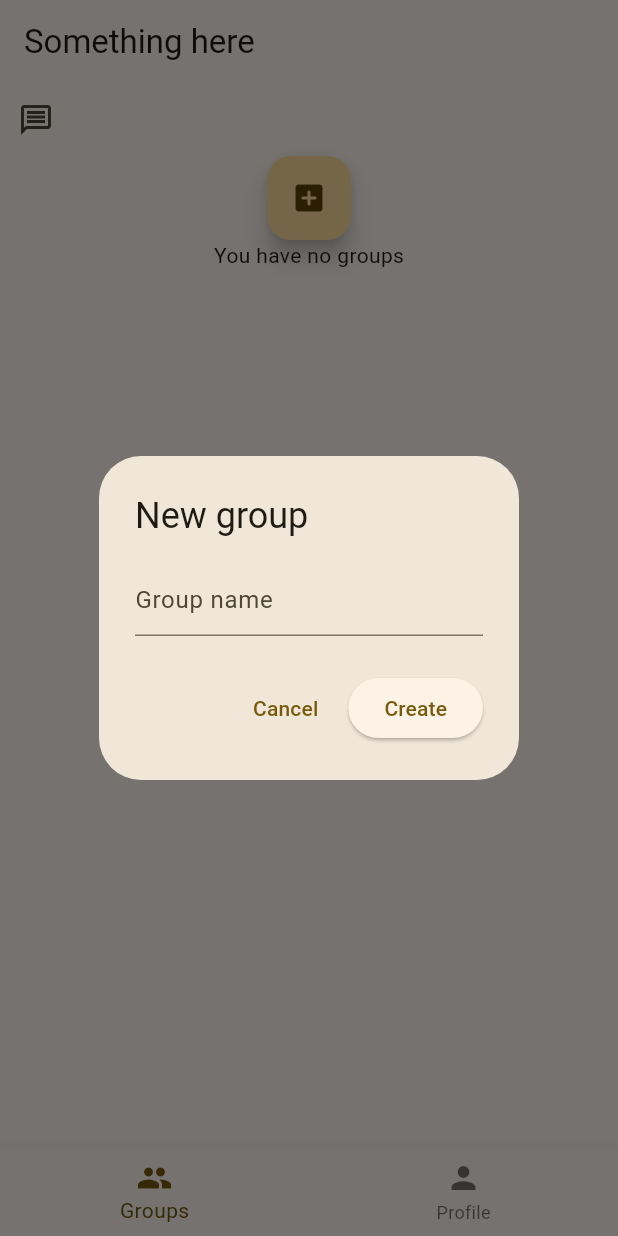
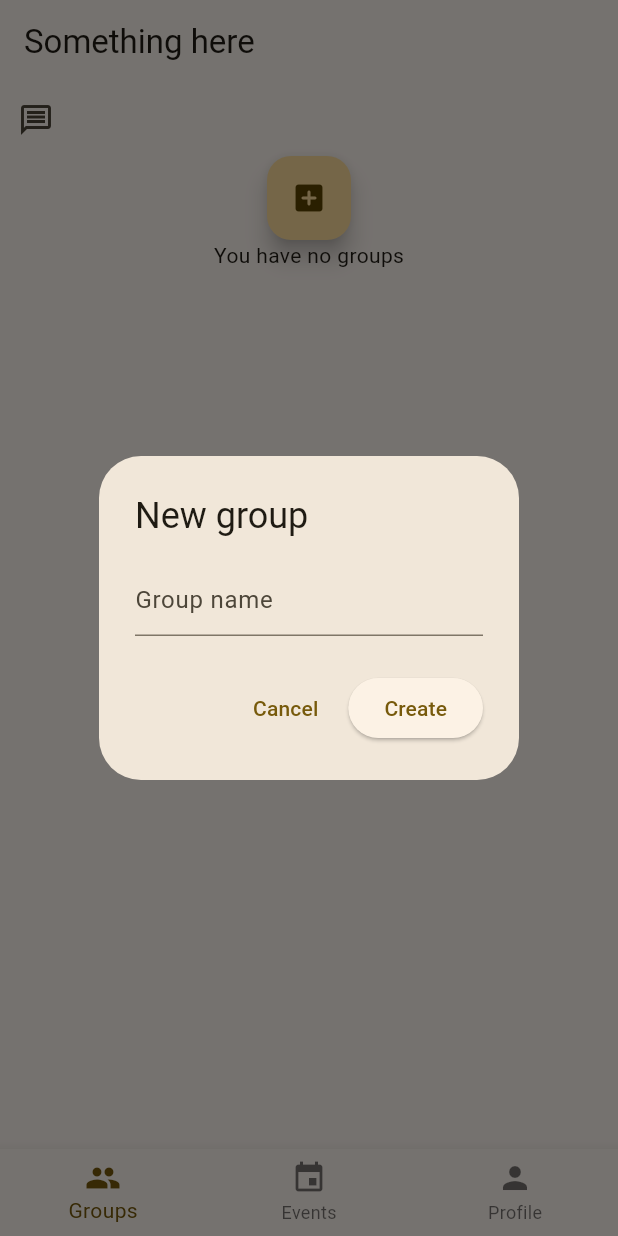
Before and after one commit to NazarHorodetskyi/event_scheduler, a Flutter app: the screen it shows once a user with an empty profile is signed in, after a tap on the "add box" icon, on a phone screen of 412 x 824 dp. Run offline on Flutter 3.47's test engine with Material 3 defaults, Android fonts, the phone set to English and light mode, and no system bars; our stand-ins replace cloud_firestore, firebase_auth, firebase_core, flutter_riverpod; accounts and stored records are empty.

Commit message:
user events screen + providers invalidation

```diff
--- a/lib/Screens/groups_screen.dart
+++ b/lib/Screens/groups_screen.dart
@@ -1,5 +1,6 @@
 import 'package:event_scheduler/other/exceptions.dart';
 import 'package:event_scheduler/providers/auth_service_provider.dart';
+import 'package:event_scheduler/providers/event_service_provider.dart';
 import 'package:event_scheduler/providers/firebase_providers.dart';
 import 'package:event_scheduler/providers/group_service_provider.dart';
 import 'package:event_scheduler/providers/invite_service_provider.dart';
@@ -206,9 +207,10 @@ class _GroupsScreenState extends ConsumerState<GroupsScreen> {
                   final groupService = ref.read(groupServiceProvider);
 
                   await groupService.leaveGroup(groupId);
-                  if (context.mounted) Navigator.pop(dialogContext);
+                  if (dialogContext.mounted) Navigator.pop(dialogContext);
 
                   ref.invalidate(userGroupsProvider);
+                  ref.invalidate(userEventsProvider);
 
                   if (context.mounted) {
                     ScaffoldMessenger.of(context).showSnackBar(
--- a/lib/Screens/main_screen.dart
+++ b/lib/Screens/main_screen.dart
@@ -1,5 +1,6 @@
 import 'package:event_scheduler/screens/groups_screen.dart';
 import 'package:event_scheduler/screens/profile_screen.dart';
+import 'package:event_scheduler/screens/user_events_screen.dart';
 import 'package:flutter/material.dart';
 
 class MainScreen extends StatefulWidget {
@@ -12,7 +13,11 @@ class MainScreen extends StatefulWidget {
 class _MainScreenState extends State<MainScreen> {
   int _currentIndex = 0;
 
-  final List<Widget> _screens = [const GroupsScreen(), const ProfileScreen()];
+  final List<Widget> _screens = [
+    const GroupsScreen(),
+    const UserEventsScreen(),
+    const ProfileScreen(),
+  ];
 
   @override
   Widget build(BuildContext context) {
@@ -27,6 +32,7 @@ class _MainScreenState extends State<MainScreen> {
         },
         items: const [
           BottomNavigationBarItem(icon: Icon(Icons.group), label: 'Groups'),
+          BottomNavigationBarItem(icon: Icon(Icons.event), label: "Events"),
           BottomNavigationBarItem(icon: Icon(Icons.person), label: 'Profile'),
         ],
       ),
--- a/lib/Screens/profile_screen.dart
+++ b/lib/Screens/profile_screen.dart
@@ -1,4 +1,5 @@
 import 'package:event_scheduler/providers/auth_service_provider.dart';
+import 'package:event_scheduler/providers/group_service_provider.dart';
 import 'package:event_scheduler/providers/user_profie_provider.dart';
 import 'package:event_scheduler/screens/profile_editing_screen.dart';
 import 'package:flutter/material.dart';
@@ -33,6 +34,8 @@ class ProfileScreen extends ConsumerWidget {
                   ),
                 );
 
+                if (result == true) ref.invalidate(groupParticipantsProvider);
+
                 if (result == true && context.mounted) {
                   ScaffoldMessenger.of(context).showSnackBar(
                     SnackBar(
--- /dev/null
+++ b/lib/Screens/user_events_screen.dart
@@ -0,0 +1,57 @@
+import 'package:event_scheduler/providers/event_service_provider.dart';
+import 'package:flutter/material.dart';
+import 'package:flutter_riverpod/flutter_riverpod.dart';
+
+class UserEventsScreen extends ConsumerWidget {
+  const UserEventsScreen({super.key});
+
+  @override
+  Widget build(BuildContext context, WidgetRef ref) {
+    Future<void> refresh() async {
+      await Future.wait([ref.refresh(userEventsProvider.future)]);
+    }
+
+    final userEvents = ref.watch(userEventsProvider);
+    return Scaffold(
+      appBar: AppBar(title: Text("Your events")),
+      body: RefreshIndicator(
+        onRefresh: refresh,
+        child: SingleChildScrollView(
+          physics: AlwaysScrollableScrollPhysics(),
+          child: userEvents.when(
+            error: (error, stackTrace) => Center(child: Text("Error: $error")),
+
+            loading: () => Center(child: CircularProgressIndicator()),
+            data: (events) {
+              if (events.isEmpty) {
+                return Center(child: Text("You have no events"));
+              }
+
+              return ListView.builder(
+                shrinkWrap: true,
+                physics: NeverScrollableScrollPhysics(),
+                itemCount: events.length,
+                itemBuilder: (context, index) {
+                  return Card(
+                    margin: EdgeInsets.all(8.0),
+                    child: ListTile(
+                      title: Column(
+                        children: [
+                          Padding(
+                            padding: const EdgeInsets.all(8.0),
+                            child: Text(events[index].title),
+                          ),
+                          Text("from group ${events[index].groupName}"),
+                        ],
+                      ),
+                    ),
+                  );
+                },
+              );
+            },
+          ),
+        ),
+      ),
+    );
+  }
+}
--- a/lib/TODO.txt
+++ b/lib/TODO.txt
@@ -1,9 +1,7 @@
 PICK ANY AND FUCKING DOOOO
 
 ТЕПЕРІШНЯ ТАСКА (Будь-яка)
-    - РЕФАКТОРИНГ
-    - Подивитись до своїх провайдерів
-    - Оновлення ніку
+
 МАЙБУТНІ ТАСКИ
 - Викидання учасників
 - Обмеження на кількість учасників у групі та кількість подій
--- a/lib/models/database_event_model.dart
+++ b/lib/models/database_event_model.dart
@@ -26,9 +26,9 @@ class EventModel {
     this.editTime,
   });
 
-  factory EventModel.fromMap(Map<String, dynamic> map, String documentId) {
+  factory EventModel.fromMap(Map<String, dynamic> map) {
     return EventModel(
-      eventId: documentId,
+      eventId: map[FirebaseConstants.eventId],
       groupId: map[FirebaseConstants.eventGroupId] ?? '',
       groupName: map[FirebaseConstants.eventGroupName] ?? "",
       creatorId: map[FirebaseConstants.eventOwnerId] ?? '',
--- a/lib/providers/event_service_provider.dart
+++ b/lib/providers/event_service_provider.dart
@@ -1,5 +1,6 @@
 import 'package:event_scheduler/models/database_event_model.dart';
 import 'package:event_scheduler/providers/firebase_providers.dart';
+import 'package:event_scheduler/providers/group_service_provider.dart';
 import 'package:event_scheduler/services/event_service.dart';
 import 'package:flutter_riverpod/flutter_riverpod.dart';
 
@@ -14,5 +15,13 @@ final groupEventsProvider = FutureProvider.family<List<EventModel>, String>((
 ) async {
   final eventService = ref.watch(eventServiceProvider);
 
-  return eventService.getAllEvents(groupId: groupId);
+  return eventService.getGroupEvents(groupId: groupId);
 });
+
+final userEventsProvider = FutureProvider<List<EventModel>>((ref) async {
+  final userGroups = await ref.watch(userGroupsProvider.future);
+  final groupsId = userGroups.map((group) => group.groupId).toList();
+
+  final eventService = ref.watch(eventServiceProvider);
+  return eventService.getUserEvents(groupsId);
+});
--- a/lib/services/event_service.dart
+++ b/lib/services/event_service.dart
@@ -61,7 +61,7 @@ class EventService {
         .update(updates);
   }
 
-  Future<List<EventModel>> getAllEvents({required String groupId}) async {
+  Future<List<EventModel>> getGroupEvents({required String groupId}) async {
     try {
       final snapshot = await _db
           .collection(FirebaseConstants.eventsCollection)
@@ -69,11 +69,25 @@ class EventService {
           .get();
 
       return snapshot.docs
-          .map((doc) => EventModel.fromMap(doc.data(), doc.id))
+          .map((doc) => EventModel.fromMap(doc.data()))
           .toList();
     } catch (e) {
       rethrow;
     }
+  }
+
+  Future<List<EventModel>> getUserEvents(List<String> groupsId) async {
+    if (groupsId.isEmpty) {
+      return [];
+    }
+
+    final snapshot = await _db
+        .collection(FirebaseConstants.eventsCollection)
+        .where(FirebaseConstants.eventGroupId, whereIn: groupsId)
+        .orderBy(FirebaseConstants.eventDate)
+        .get();
+
+    return snapshot.docs.map((doc) => EventModel.fromMap(doc.data())).toList();
   }
 
   Future<void> deleteEvent({
```
Also changed, not shown: lib/Screens/group_details_screen.dart (+11 -0 lines).
